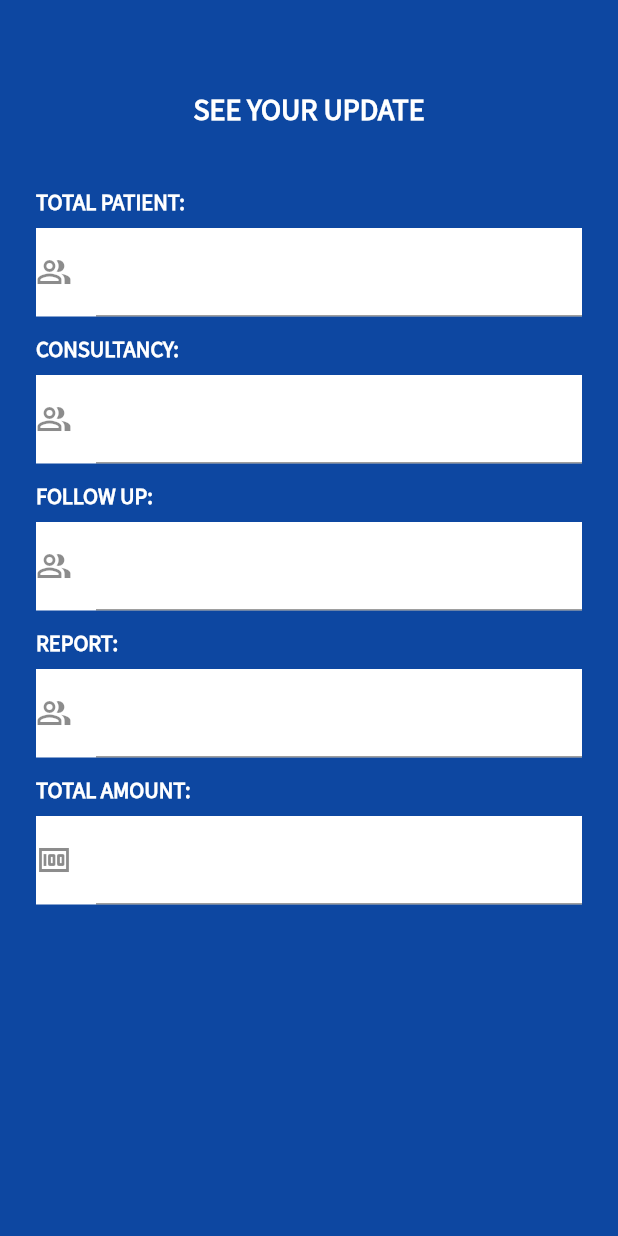
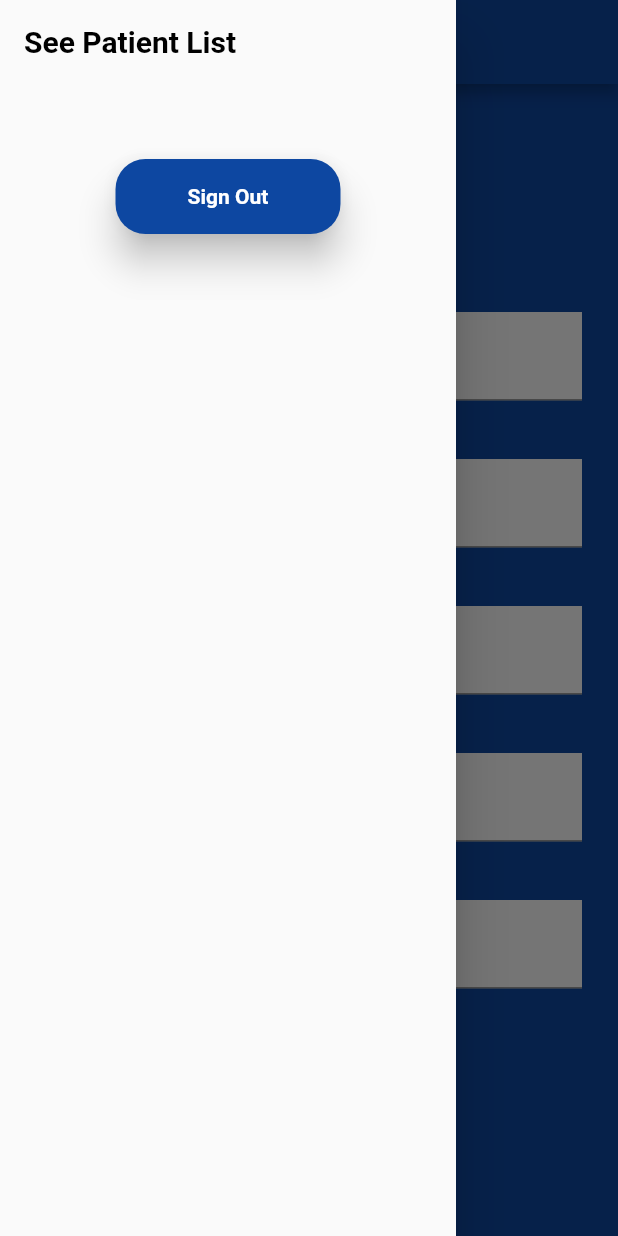
Before and after one commit to nishat121997/doctor_appointment, a Flutter app: the FeeScreen screen opened directly, with the side drawer open (before the commit the screen has no drawer), on a phone screen of 412 x 824 dp. Run offline on Flutter 3.47's test engine with Material 2 defaults, Android fonts, the phone set to English and light mode, and no system bars; our stand-ins replace cloud_firestore, dropdown_formfield, firebase_auth, firebase_core; accounts and stored records are empty.

Commit message:
new added

```diff
--- a/lib/Screens/DoctorScreen/Fee.dart
+++ b/lib/Screens/DoctorScreen/Fee.dart
@@ -1,5 +1,6 @@
 import 'package:flutter/material.dart';
 import 'package:appointment_diary/Screens/Register/regSuccess.dart';
+import 'package:appointment_diary/Screens/EnterPatient/assistantDrawer.dart';
 
 class FeeScreen extends StatefulWidget {
   @override
@@ -12,6 +13,11 @@ class _FeeScreenState extends State<FeeScreen> {
     return Scaffold(
       resizeToAvoidBottomInset: false,
       backgroundColor: Colors.blue[900],
+      appBar: AppBar(
+        backgroundColor: Colors.blue[900],
+        title: Text(''),
+      ),
+      drawer: AssistantDrawer(),
       body: Padding(
         padding: EdgeInsets.symmetric(horizontal: 24.0),
         child: Column(
--- a/lib/Screens/DoctorScreen/HelloDoctor.dart
+++ b/lib/Screens/DoctorScreen/HelloDoctor.dart
@@ -1,6 +1,7 @@
 import 'package:flutter/material.dart';
 import 'package:appointment_diary/Screens/PatientList/patientTable.dart';
 import 'package:appointment_diary/Screens/DoctorScreen/Fee.dart';
+import 'package:appointment_diary/Screens/EnterPatient/assistantDrawer.dart';
 
 class HelloDScreen extends StatefulWidget {
   @override
@@ -13,6 +14,11 @@ class _HelloDScreenState extends State<HelloDScreen> {
     return Scaffold(
       resizeToAvoidBottomInset: false,
       backgroundColor: Colors.blue[900],
+      appBar: AppBar(
+        backgroundColor: Colors.blue[900],
+        title: Text(''),
+      ),
+      drawer: AssistantDrawer(),
       body: Padding(
         padding: EdgeInsets.symmetric(horizontal: 24.0),
         child: Column(
--- /dev/null
+++ b/lib/Screens/EnterPatient/assistantDrawer.dart
@@ -0,0 +1,69 @@
+import 'package:flutter/material.dart';
+import 'package:appointment_diary/Screens/PatientList/patientTable.dart';
+import 'package:appointment_diary/Screens/Login/login_screen.dart';
+
+class AssistantDrawer extends StatelessWidget {
+  @override
+  Widget build(BuildContext context) {
+    return Drawer(
+      child: SafeArea(
+        child: Column(
+          children: <Widget>[
+            ListTile(
+              onTap: () {
+                Navigator.push(
+                  context,
+                  MaterialPageRoute(
+                    builder: (context) {
+                      return PatientTableScreen();
+                    },
+                  ),
+                );
+              },
+              title: Text(
+                'See Patient List',
+                style: TextStyle(
+                    fontSize: 20,
+                    color: Colors.black,
+                    fontWeight: FontWeight.bold),
+              ),
+            ),
+            SizedBox(
+              height: 50,
+            ),
+            Container(
+              alignment: Alignment.center,
+              child: Center(
+                child: SizedBox(
+                  height: 50,
+                  width: 150,
+                  child: RaisedButton(
+                    shape: RoundedRectangleBorder(
+                      borderRadius: BorderRadius.circular(20.0),
+                    ),
+                    elevation: 10,
+                    color: Colors.blue[900],
+                    splashColor: Colors.white,
+                    child: Text(
+                      'Sign Out',
+                      style: TextStyle(
+                        color: Colors.white,
+                        fontWeight: FontWeight.bold,
+                      ),
+                    ),
+                    onPressed: () {
+                      Navigator.push(
+                          context,
+                          MaterialPageRoute(
+                              builder: (context) => LoginScreen()));
+                    },
+                  ),
+                ),
+              ),
+            ),
+          ],
+        ),
+      ),
+    );
+  }
+}
--- a/lib/Screens/EnterPatient/enterPatient.dart
+++ b/lib/Screens/EnterPatient/enterPatient.dart
@@ -2,6 +2,7 @@ import 'package:flutter/material.dart';
 import 'package:appointment_diary/Screens/Success/successfullyAdded.dart';
 import 'package:cloud_firestore/cloud_firestore.dart';
 import 'package:firebase_auth/firebase_auth.dart';
+import 'package:appointment_diary/Screens/EnterPatient/assistantDrawer.dart';
 
 class EnterPatient extends StatefulWidget {
   @override
@@ -78,6 +79,11 @@ class _EnterPatientState extends State<EnterPatient> {
     return Scaffold(
       resizeToAvoidBottomInset: false,
       backgroundColor: Colors.blue[900],
+      appBar: AppBar(
+        backgroundColor: Colors.blue[900],
+        title: Text(''),
+      ),
+      drawer: AssistantDrawer(),
       body: Padding(
         padding: EdgeInsets.symmetric(horizontal: 24.0),
         child: SingleChildScrollView(
--- a/lib/Screens/Success/successfullyAdded.dart
+++ b/lib/Screens/Success/successfullyAdded.dart
@@ -1,6 +1,7 @@
 import 'package:flutter/material.dart';
 import 'package:appointment_diary/Screens/EnterPatient/enterPatient.dart';
 import 'package:appointment_diary/Screens/PatientList/patientTable.dart';
+import 'package:appointment_diary/Screens/EnterPatient/assistantDrawer.dart';
 import 'package:firebase_auth/firebase_auth.dart';
 import 'package:cloud_firestore/cloud_firestore.dart';
 
@@ -29,6 +30,11 @@ class _SuccessScreenState extends State<SuccessScreen> {
     Size size = MediaQuery.of(context).size;
     return Scaffold(
       resizeToAvoidBottomInset: false,
+      appBar: AppBar(
+        backgroundColor: Colors.blue[900],
+        title: Text(''),
+      ),
+      drawer: AssistantDrawer(),
       body: Container(
         width: double.infinity,
         height: size.height,
```
Also changed, not shown: lib/Screens/PatientList/patientTable.dart (+20 -33 lines).
